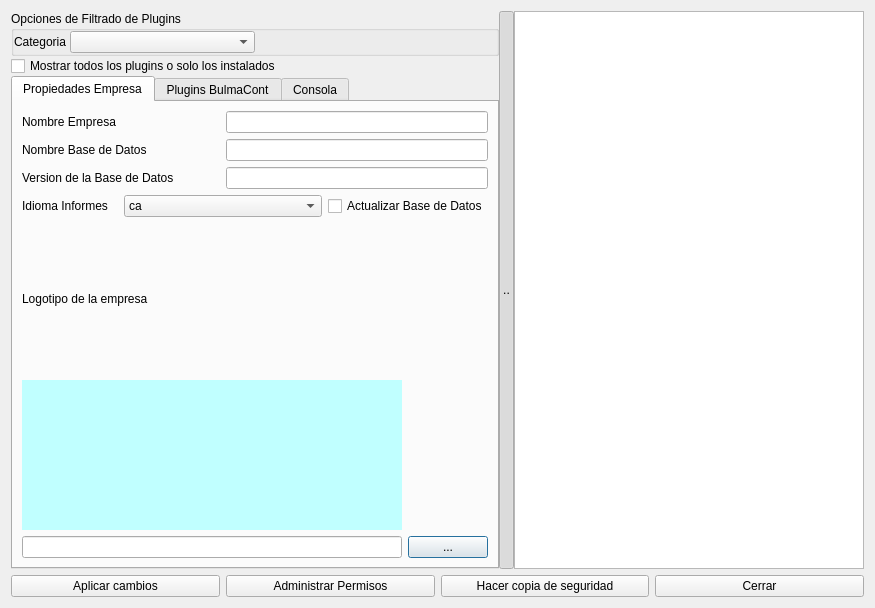
Qt form bulmages/bulmasetup/modificarcontabilidadbase.ui (eboladev/Bulmages-1) before a commit.
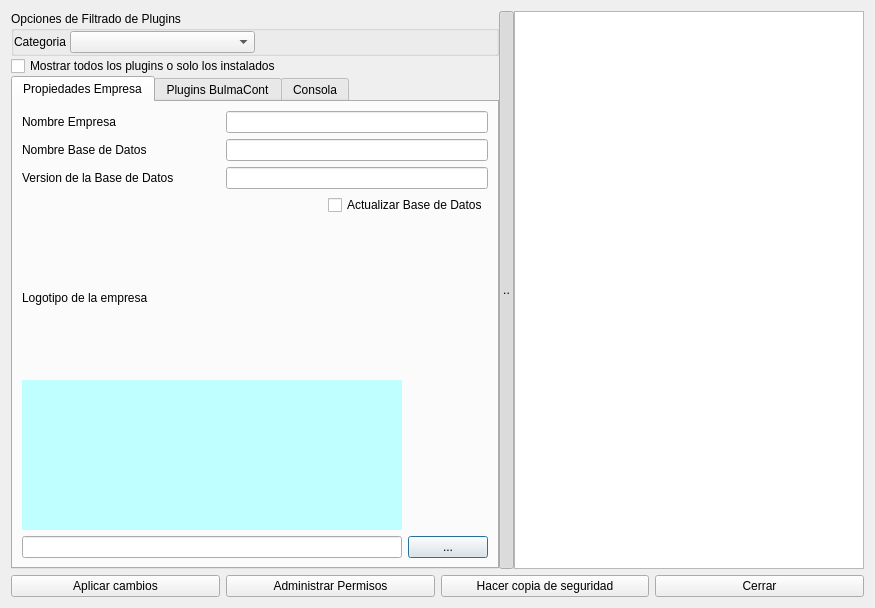
The same form after that commit. Icons and pictures are not drawn.

The edit to the form file:
```diff
--- a/bulmages/bulmasetup/modificarcontabilidadbase.ui
+++ b/bulmages/bulmasetup/modificarcontabilidadbase.ui
@@ -156,32 +156,6 @@
              </property>
             </widget>
            </item>
-           <item row="3" column="0">
-            <widget class="QLabel" name="label_6">
-             <property name="text">
-              <string>Idioma Informes</string>
-             </property>
-            </widget>
-           </item>
-           <item row="3" column="1" colspan="2">
-            <widget class="QComboBox" name="mui_idioma">
-             <item>
-              <property name="text">
-               <string>ca</string>
-              </property>
-             </item>
-             <item>
-              <property name="text">
-               <string>es</string>
-              </property>
-             </item>
-             <item>
-              <property name="text">
-               <string>fr</string>
-              </property>
-             </item>
-            </widget>
-           </item>
            <item row="3" column="3">
             <widget class="QCheckBox" name="mui_actualizarDB">
              <property name="text">
```
